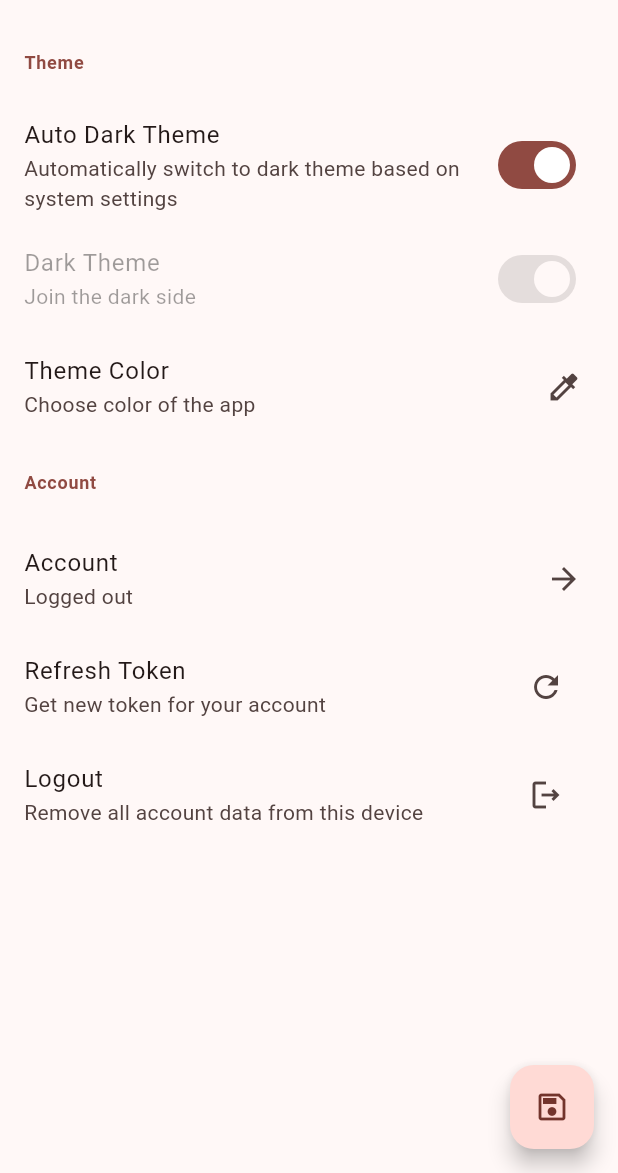
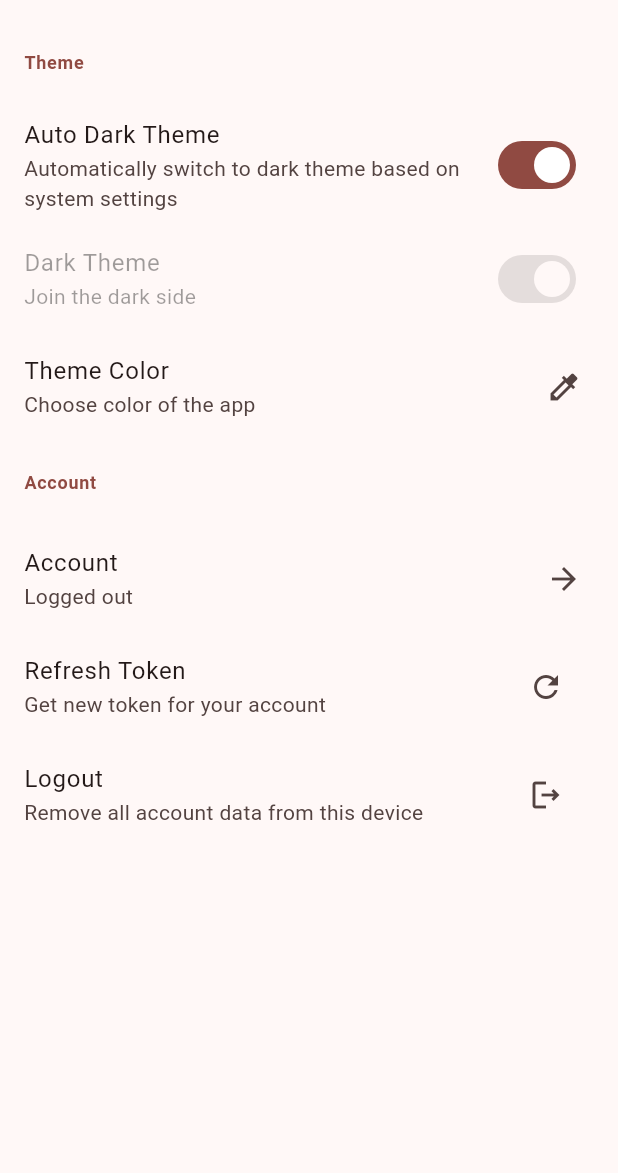
Before and after one commit to SilverNETGroupSGGW/Straciatella, a Flutter app: the SettingsScreen screen opened by its route, on a phone screen of 412 x 824 dp, the part 63-1236 px from its top. Run offline on Flutter 3.47's test engine with Material 3 defaults, Android fonts, the phone set to English and light mode, and no system bars; our stand-ins replace bloc, dio, easy_localization, flutter_bloc, flutter_colorpicker, freezed_annotation and 3 more; accounts and stored records are empty.

Commit message:
settings cubit

```diff
--- a/lib/constants.dart
+++ b/lib/constants.dart
@@ -1,6 +1,7 @@
 import 'package:flutter/material.dart';
 
 const String appName = "psggw";
+const String hiveBoxName = "psggw";
 
 const List<({Locale locale, String name})> supportedLocale = [
   (locale: Locale('en', 'US'), name: "English"),
--- a/lib/logic/settings/settings_event.dart
+++ /dev/null
@@ -1,23 +0,0 @@
-part of 'settings_bloc.dart';
-
-@freezed
-class SettingsEvent with _$SettingsEvent {
-  const factory SettingsEvent.init() = _Init;
-  const factory SettingsEvent.saveRequested() = _SaveRequested;
-  const factory SettingsEvent.autoThemeModeChanged(
-    bool isAuto,
-  ) = _AutoThemeModeChanged;
-
-  const factory SettingsEvent.darkThemeModeChanged({
-    required ThemeMode themeMode,
-  }) = _ThemeModeChanged;
-  const factory SettingsEvent.themeColorChanged({
-    required Color themeColor,
-  }) = _ThemeColorChanged;
-  const factory SettingsEvent.debugModeChanged({
-    required bool isDebugMode,
-  }) = _DebugModeChanged;
-  const factory SettingsEvent.firstRunEnded({
-    required bool completed,
-  }) = _FirstRunChanged;
-}
--- a/lib/logic/settings/settings_state.dart
+++ b/lib/logic/settings/settings_state.dart
@@ -1,24 +1,18 @@
-part of 'settings_bloc.dart';
+part of 'settings_cubit.dart';
 
 @freezed
 class SettingsState extends HiveObject with _$SettingsState {
   SettingsState._();
 
-  @HiveType(typeId: 0, adapterName: "SettingsStateInitialAdapter")
-  factory SettingsState.initial() = _Initial;
-  @HiveType(typeId: 1, adapterName: "SettingsStateLoadedAdapter")
-  factory SettingsState.loaded({
+  @HiveType(typeId: 0, adapterName: "SettingsStateAdapter")
+  factory SettingsState({
     @Default(ThemeMode.system) @HiveField(0) ThemeMode themeMode,
     @Default(true) @HiveField(1) bool isFirstRun,
     @Default(false) @HiveField(2) bool isDebugMode,
-    @Default(Colors.red) @ColorConverter() @HiveField(3) Color themeColor,
-  }) = _Loaded;
-
-  factory SettingsState.fromJson(Map<String, dynamic> json) =>
-      _$SettingsStateFromJson(json);
+    @Default(Colors.red) @HiveField(3) Color themeColor,
+  }) = _SettingsState;
 }
 
 registerSettingsAdapters() {
-  Hive.registerAdapter(SettingsStateInitialAdapter());
-  Hive.registerAdapter(SettingsStateLoadedAdapter());
+  Hive.registerAdapter(SettingsStateAdapter());
 }
--- a/lib/presentation/screens/settings_screen.dart
+++ b/lib/presentation/screens/settings_screen.dart
@@ -2,13 +2,12 @@ import 'package:easy_localization/easy_localization.dart';
 import 'package:flutter/material.dart';
 import 'package:flutter_bloc/flutter_bloc.dart';
 import 'package:hive_flutter/hive_flutter.dart';
-import 'package:psggw/logic/settings/settings_bloc.dart';
+import 'package:psggw/logic/settings/settings_cubit.dart';
 import 'package:psggw/presentation/widgets/settings/theme/auto_theme_tile.dart';
 import 'package:psggw/presentation/widgets/settings/theme/color_tile.dart';
 import 'package:psggw/presentation/widgets/settings/account/login/login_tile.dart';
 import 'package:psggw/presentation/widgets/settings/account/revoke_token_tile.dart';
 import 'package:psggw/presentation/widgets/settings/account/refresh_token_tile.dart';
-import 'package:psggw/presentation/widgets/settings/save_fab.dart';
 import 'package:psggw/presentation/widgets/settings/theme/theme_tile.dart';
 
 class SettingsScreen extends StatelessWidget {
@@ -20,9 +19,8 @@ class SettingsScreen extends StatelessWidget {
       appBar: AppBar(
         title: Text('settings'.tr()),
       ),
-      floatingActionButton: SaveFab(),
       body: Center(
-        child: BlocBuilder<SettingsBloc, SettingsState>(
+        child: BlocBuilder<SettingsCubit, SettingsState>(
           builder: (context, settings) {
             return ListView(
               children: [
@@ -34,15 +32,10 @@ class SettingsScreen extends StatelessWidget {
                 LoginTile(),
                 RefreshTokenTile(),
                 RevokeTokenTile(),
-                ...settings.maybeMap(
-                  orElse: () => false,
-                  loaded: (settings) => settings.isDebugMode,
-                )
-                    ? [
-                        ListCategoryLabel(label: 'debug'.tr()),
-                        DebugInfoTile(),
-                      ]
-                    : [],
+                if (settings.isDebugMode) ...[
+                  ListCategoryLabel(label: 'debug'.tr()),
+                  DebugInfoTile(),
+                ]
               ],
             );
           },
--- a/lib/presentation/widgets/settings/save_fab.dart
+++ /dev/null
@@ -1,19 +0,0 @@
-import 'package:flutter/material.dart';
-import 'package:flutter_bloc/flutter_bloc.dart';
-import 'package:psggw/logic/settings/settings_bloc.dart';
-
-class SaveFab extends StatelessWidget {
-  const SaveFab({
-    super.key,
-  });
-
-  @override
-  Widget build(BuildContext context) {
-    return FloatingActionButton(
-      onPressed: () async {
-        context.read<SettingsBloc>().add(SettingsEvent.saveRequested());
-      },
-      child: const Icon(Icons.save_outlined),
-    );
-  }
-}
--- a/lib/presentation/widgets/settings/theme/auto_theme_tile.dart
+++ b/lib/presentation/widgets/settings/theme/auto_theme_tile.dart
@@ -1,7 +1,8 @@
 import 'package:easy_localization/easy_localization.dart';
 import 'package:flutter/material.dart';
+import 'package:flutter/scheduler.dart';
 import 'package:flutter_bloc/flutter_bloc.dart';
-import 'package:psggw/logic/settings/settings_bloc.dart';
+import 'package:psggw/logic/settings/settings_cubit.dart';
 
 class AutoThemeModeTile extends StatelessWidget {
   const AutoThemeModeTile({
@@ -13,18 +14,20 @@ class AutoThemeModeTile extends StatelessWidget {
     return ListTile(
       title: Text('theme_auto_dark'.tr()),
       subtitle: Text('theme_auto_dark_desc'.tr()),
-      trailing: BlocBuilder<SettingsBloc, SettingsState>(
+      trailing: BlocBuilder<SettingsCubit, SettingsState>(
         builder: (context, settings) {
           return Switch(
-            value: settings.maybeMap(
-                  orElse: () => ThemeMode.system,
-                  loaded: (settings) => settings.themeMode,
-                ) ==
-                ThemeMode.system,
+            value: settings.themeMode == ThemeMode.system,
             onChanged: (value) {
-              context
-                  .read<SettingsBloc>()
-                  .add(SettingsEvent.autoThemeModeChanged(value));
+              final brightness = SchedulerBinding
+                  .instance.platformDispatcher.platformBrightness;
+
+              context.read<SettingsCubit>().changeThemeMode(value
+                  ? ThemeMode.system
+                  : switch (brightness) {
+                      Brightness.dark => ThemeMode.dark,
+                      Brightness.light => ThemeMode.light,
+                    });
             },
           );
         },
--- a/lib/presentation/widgets/settings/theme/color_tile.dart
+++ b/lib/presentation/widgets/settings/theme/color_tile.dart
@@ -2,7 +2,7 @@ import 'package:easy_localization/easy_localization.dart';
 import 'package:flutter/material.dart';
 import 'package:flutter_bloc/flutter_bloc.dart';
 import 'package:flutter_colorpicker/flutter_colorpicker.dart';
-import 'package:psggw/logic/settings/settings_bloc.dart';
+import 'package:psggw/logic/settings/settings_cubit.dart';
 
 class ColorTile extends StatefulWidget {
   const ColorTile({super.key});
@@ -17,15 +17,11 @@ class _ColorTileState extends State<ColorTile> {
   @override
   void initState() {
     super.initState();
-    origColor = context.read<SettingsBloc>().state.mapOrNull(
-              loaded: (value) => value.themeColor,
-            ) ??
-        Theme.of(context).colorScheme.primary;
+    origColor = context.read<SettingsCubit>().state.themeColor;
   }
 
   @override
   Widget build(BuildContext context) {
-    // TODO: fix adding events
     return ListTile(
       title: Text('theme_color'.tr()),
       subtitle: Text('theme_color_desc'.tr()),
@@ -38,21 +34,19 @@ class _ColorTileState extends State<ColorTile> {
             title: Text('theme_color'.tr()),
             content: BlockPicker(
               pickerColor: Theme.of(context).colorScheme.primary,
-              onColorChanged: (color) {
-                SettingsEvent.themeColorChanged(themeColor: color);
-              },
+              onColorChanged: context.read<SettingsCubit>().changeThemeColor,
             ),
             actions: [
               TextButton(
                 onPressed: () {
-                  SettingsEvent.themeColorChanged(themeColor: Colors.red);
+                  context.read<SettingsCubit>().changeThemeColor(Colors.red);
                   Navigator.of(context).pop();
                 },
                 child: Text('default'.tr()),
               ),
               TextButton(
                 onPressed: () {
-                  SettingsEvent.themeColorChanged(themeColor: origColor);
+                  context.read<SettingsCubit>().changeThemeColor(origColor);
                   Navigator.of(context).pop();
                 },
                 child: Text('cancel'.tr()),
--- a/lib/presentation/widgets/settings/theme/theme_tile.dart
+++ b/lib/presentation/widgets/settings/theme/theme_tile.dart
@@ -1,7 +1,7 @@
 import 'package:easy_localization/easy_localization.dart';
 import 'package:flutter/material.dart';
 import 'package:flutter_bloc/flutter_bloc.dart';
-import 'package:psggw/logic/settings/settings_bloc.dart';
+import 'package:psggw/logic/settings/settings_cubit.dart';
 
 class DarkThemeModeTile extends StatelessWidget {
   const DarkThemeModeTile({
@@ -10,27 +10,24 @@ class DarkThemeModeTile extends StatelessWidget {
 
   @override
   Widget build(BuildContext context) {
-    ThemeMode currentThemeMode = context.select(
-      (SettingsBloc bloc) => bloc.state.maybeMap(
-        loaded: (state) => state.themeMode,
-        orElse: () => ThemeMode.system,
-      ),
-    );
-
+    return BlocBuilder<SettingsCubit, SettingsState>(
+      builder: (context, settings) {
         return ListTile(
-      enabled: currentThemeMode != ThemeMode.system,
+          enabled: settings.themeMode != ThemeMode.system,
           title: Text('theme_dark'.tr()),
           subtitle: Text('theme_dark_desc'.tr()),
           trailing: Switch(
-        value: currentThemeMode != ThemeMode.light,
-        onChanged: currentThemeMode == ThemeMode.system
+            value: settings.themeMode != ThemeMode.light,
+            onChanged: settings.themeMode == ThemeMode.system
                 ? null
                 : (bool value) {
-                SettingsEvent.darkThemeModeChanged(
-                  themeMode: value ? ThemeMode.dark : ThemeMode.light,
+                    context.read<SettingsCubit>().changeThemeMode(
+                          value ? ThemeMode.dark : ThemeMode.light,
                         );
                   },
           ),
         );
+      },
+    );
   }
 }
--- a/lib/router.dart
+++ b/lib/router.dart
@@ -1,7 +1,6 @@
 import 'package:flutter/material.dart';
 import 'package:psggw/presentation/screens/intro_screen/login_screen.dart';
 import 'package:psggw/presentation/screens/intro_screen/welcome_screen.dart';
-import 'package:psggw/presentation/screens/loading_screen.dart';
 import 'package:psggw/presentation/screens/navbar_screen.dart';
 import 'package:psggw/presentation/screens/settings_screen.dart';
 
@@ -11,7 +10,6 @@ sealed class RouteNames {
   static const welcome = "/welcome";
   static const map = "/map";
   static const settings = "/settings";
-  static const loading = "/loading";
 }
 
 class AppRouter {
@@ -23,7 +21,6 @@ class AppRouter {
         RouteNames.welcome => WelcomeScreen(),
         RouteNames.map => NavBarScreen(index: 1),
         RouteNames.settings => SettingsScreen(),
-        RouteNames.loading => LoadingScreen(),
         _ => RouteNotFoundScreen(),
       },
     );
```
Also changed, not shown: lib/logic/settings/settings_bloc.dart (deleted, +0 -99 lines), lib/logic/settings/settings_cubit.dart (added, +59 -0 lines), lib/main.dart (+29 -22 lines), lib/presentation/screens/intro_screen/login_screen.dart (+3 -13 lines), lib/presentation/screens/loading_screen.dart (deleted, +0 -27 lines), lib/logic/settings/settings_bloc.freezed.dart (deleted), lib/logic/settings/settings_bloc.g.dart (deleted), lib/logic/settings/settings_cubit.freezed.dart (added), lib/logic/settings/settings_cubit.g.dart (added). Lines whose indentation alone changed are shown as unchanged.
